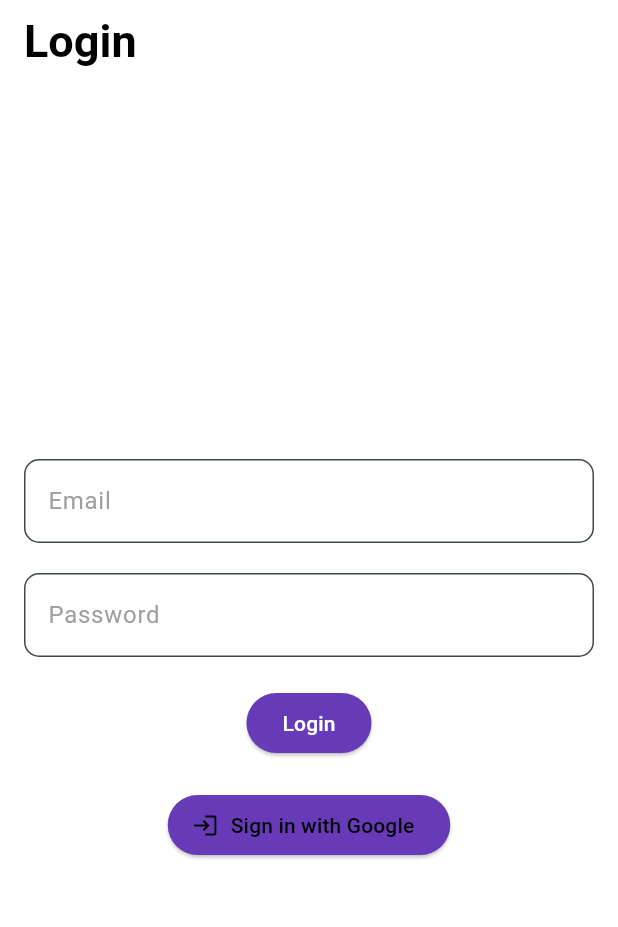
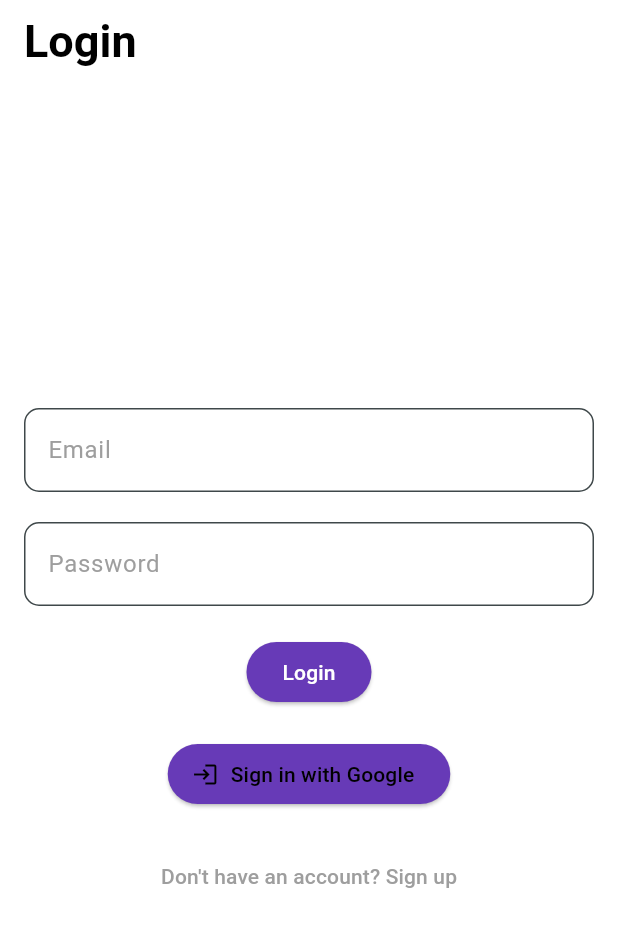
Before and after one commit to MOHIT-S-MAURYA/StrideHub, a Flutter app: the screen it shows after launch, after a tap on "Sign in with Google", on a phone screen of 412 x 824 dp. Shown: the top 927 px of the screen. Run offline on Flutter 3.47's test engine with Material 3 defaults, Android fonts, the light colour scheme and no system bars; our stand-ins replace firebase_auth, firebase_core, google_fonts, google_sign_in; accounts and stored records are empty; network calls fail; Roboto replaces fonts that are missing (Dosis).

Commit message:
authenticatoin and created routes file.

```diff
--- a/lib/features/auth/screens/login.dart
+++ b/lib/features/auth/screens/login.dart
@@ -1,8 +1,10 @@
+// lib/features/auth/screens/login.dart
 import 'package:flutter/material.dart';
 import 'package:firebase_auth/firebase_auth.dart';
 import 'package:google_fonts/google_fonts.dart';
 import 'package:google_sign_in/google_sign_in.dart';
 import 'package:stridehub/core/constants/colors.dart';
+import 'package:stridehub/routes/app_routes.dart';
 
 class LoginPage extends StatefulWidget {
   @override
@@ -14,13 +16,28 @@ class _LoginPageState extends State<LoginPage> {
   final TextEditingController _passwordController = TextEditingController();
   final FirebaseAuth _auth = FirebaseAuth.instance;
 
+  @override
+  void initState() {
+    super.initState();
+    WidgetsBinding.instance.addPostFrameCallback((_) {
+      _checkLoginStatus();
+    });
+  }
+
+  Future<void> _checkLoginStatus() async {
+    User? user = _auth.currentUser;
+    if (user != null) {
+      Navigator.pushReplacementNamed(context, AppRoutes.home);
+    }
+  }
+
   Future<void> _login() async {
     try {
       UserCredential userCredential = await _auth.signInWithEmailAndPassword(
         email: _emailController.text,
         password: _passwordController.text,
       );
-      Navigator.pushReplacementNamed(context, '/home');
+      Navigator.pushReplacementNamed(context, AppRoutes.home);
     } catch (e) {
       ScaffoldMessenger.of(context).showSnackBar(
         SnackBar(content: Text('Failed to sign in: $e')),
@@ -32,20 +49,19 @@ class _LoginPageState extends State<LoginPage> {
     try {
       final GoogleSignIn googleSignIn = GoogleSignIn();
       final GoogleSignInAccount? googleUser = await googleSignIn.signIn();
-      if (googleUser != null) {
-        final GoogleSignInAuthentication googleAuth =
-            await googleUser.authentication;
-        final AuthCredential credential = GoogleAuthProvider.credential(
-          accessToken: googleAuth.accessToken,
-          idToken: googleAuth.idToken,
-        );
-
-        await _auth.signInWithCredential(credential);
-        Navigator.pushReplacementNamed(context, '/home');
+      if (googleUser == null) {
+        return; // The user canceled the sign-in
       }
+      final GoogleSignInAuthentication googleAuth = await googleUser.authentication;
+      final AuthCredential credential = GoogleAuthProvider.credential(
+        accessToken: googleAuth.accessToken,
+        idToken: googleAuth.idToken,
+      );
+      UserCredential userCredential = await _auth.signInWithCredential(credential);
+      Navigator.pushReplacementNamed(context, AppRoutes.home);
     } catch (e) {
       ScaffoldMessenger.of(context).showSnackBar(
-        SnackBar(content: Text('Google Sign-In failed: $e')),
+        SnackBar(content: Text('Failed to sign in with Google: $e')),
       );
     }
   }
@@ -119,6 +135,16 @@ class _LoginPageState extends State<LoginPage> {
                 foregroundColor: AppColors.buttonTextColor,
               ),
             ),
+            SizedBox(height: 20),
+            TextButton(
+              onPressed: () {
+                Navigator.pushNamed(context, AppRoutes.signup);
+              },
+              child: Text(
+                'Don\'t have an account? Sign up',
+                style: TextStyle(color: AppColors.primaryColor),
+              ),
+            ),
           ],
         ),
       ),
--- a/lib/main.dart
+++ b/lib/main.dart
@@ -1,9 +1,7 @@
 import 'package:flutter/material.dart';
 import 'package:firebase_core/firebase_core.dart';
 import 'core/constants/colors.dart';
-import 'core/constants/styles.dart';
-import 'bottom_nav_bar.dart';
-import 'package:stridehub/features/auth/screens/login.dart';
+import 'package:stridehub/routes/app_routes.dart';
 
 void main() async {
   WidgetsFlutterBinding.ensureInitialized();
@@ -44,7 +42,8 @@ class MyApp extends StatelessWidget {
           ),
         ),
       ),
-      home: LoginPage(),
+      initialRoute: AppRoutes.login,
+      onGenerateRoute: AppRoutes.generateRoute,
     );
   }
 }
--- /dev/null
+++ b/lib/routes/app_routes.dart
@@ -0,0 +1,30 @@
+// lib/routes/app_routes.dart
+import 'package:flutter/material.dart';
+import 'package:stridehub/features/auth/screens/login.dart';
+import 'package:stridehub/features/auth/screens/signup.dart';
+import 'package:stridehub/bottom_nav_bar.dart';
+
+class AppRoutes {
+  static const String login = '/';
+  static const String signup = '/signup';
+  static const String home = '/home';
+
+  static Route<dynamic> generateRoute(RouteSettings settings) {
+    switch (settings.name) {
+      case login:
+        return MaterialPageRoute(builder: (_) => LoginPage());
+      case signup:
+        return MaterialPageRoute(builder: (_) => SignupPage());
+      case home:
+        return MaterialPageRoute(builder: (_) => BottomNavScreen());
+      default:
+        return MaterialPageRoute(
+          builder: (_) => Scaffold(
+            body: Center(
+              child: Text('No route defined for ${settings.name}'),
+            ),
+          ),
+        );
+    }
+  }
+}
--- a/pubspec.yaml
+++ b/pubspec.yaml
@@ -35,7 +35,7 @@ dependencies:
   # Use with the CupertinoIcons class for iOS style icons.
   cupertino_icons: ^1.0.8
   firebase_core: ^3.9.0
-  firebase_auth: ^5.3.4
+  firebase_auth: ^5.4.0
   cloud_firestore: ^5.6.0
   google_fonts: ^6.2.1
   google_sign_in: ^6.2.2
```
Also changed, not shown: lib/features/auth/screens/signup.dart (+103 -0 lines), lib/features/home/screens/profile_screen.dart (+12 -3 lines), pubspec.lock.
